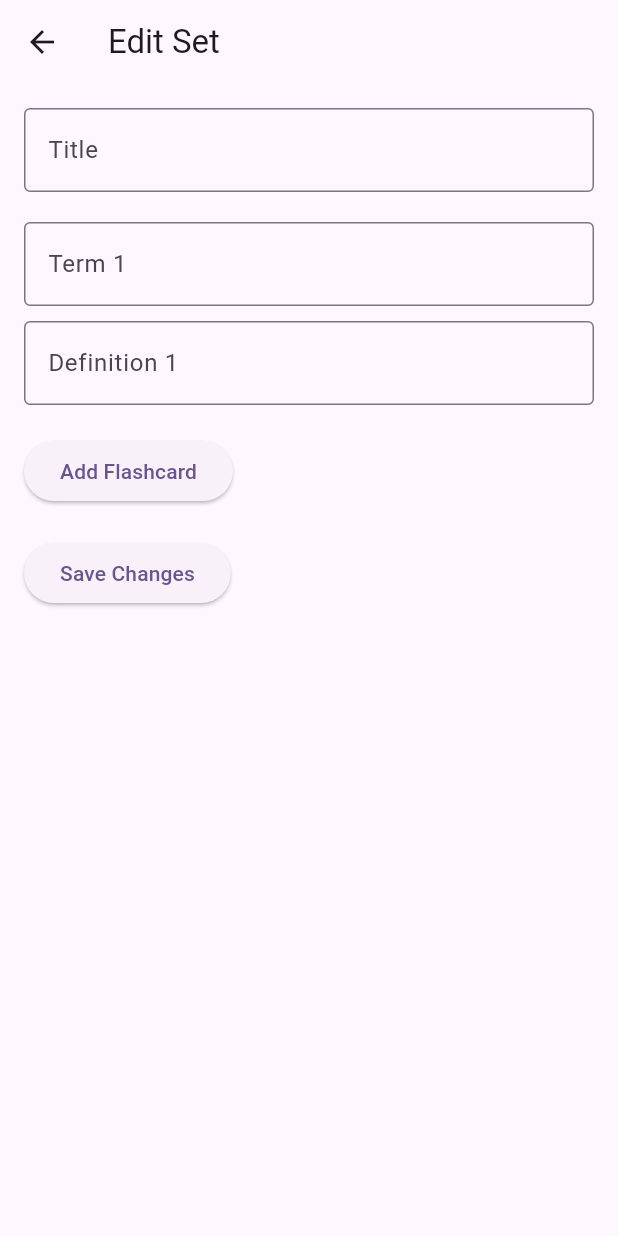
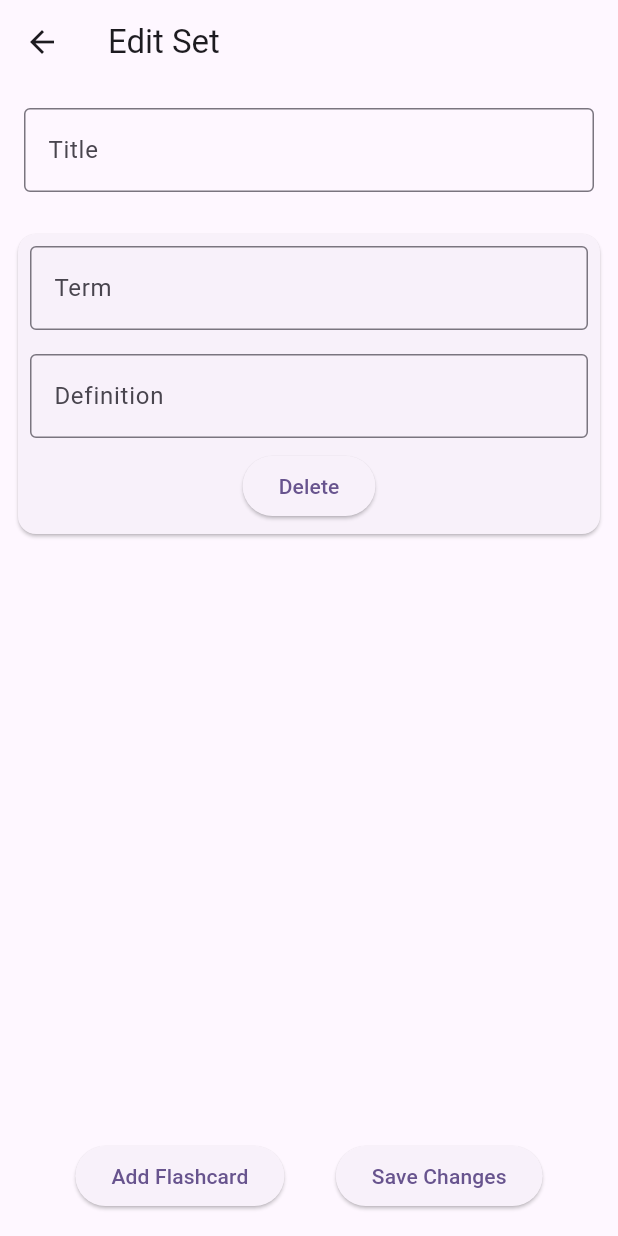
Before and after one commit to rheasridhar/MAD_Project1, a Flutter app: the EditSetScreen screen opened directly with empty values, after a tap on "Add Flashcard", on a phone screen of 412 x 824 dp. Run offline on Flutter 3.47's test engine with Material 3 defaults, Android fonts, the phone set to English and light mode, and no system bars; our stand-ins replace flip_card, sqflite; accounts and stored records are empty.

Commit message:
added delete func and save changes? popup in edit

```diff
--- a/flashcard_app/lib/edit_screen.dart
+++ b/flashcard_app/lib/edit_screen.dart
@@ -23,6 +23,7 @@ class _EditSetScreenState extends State<EditSetScreen> {
   final TextEditingController _titleController = TextEditingController();
   final List<TextEditingController> _termControllers = [];
   final List<TextEditingController> _definitionControllers = [];
+  bool _changesSaved = false;
 
   @override
   void initState() {
@@ -52,22 +53,23 @@ class _EditSetScreenState extends State<EditSetScreen> {
 
   @override
   Widget build(BuildContext context) {
-    return Scaffold(
+    return WillPopScope(
+      onWillPop: () => _onWillPop(context),
+      child: Scaffold(
         appBar: AppBar(
           title: const Text('Edit Set'),
         ),
-      body: SingleChildScrollView(
-        child: Padding(
-          padding: const EdgeInsets.all(16.0),
-          child: Column(
+        body: Column(
           crossAxisAlignment: CrossAxisAlignment.start,
           children: [
-              TextField(
+            Padding(
+              padding: const EdgeInsets.all(16.0),
+              child: TextField(
                 controller: _titleController,
                 onChanged: (value) {
-                  // Update the title controller when the text changes
                   setState(() {
                     _titleController.text = value;
+                    _changesSaved = false;
                   });
                 },
                 decoration: const InputDecoration(
@@ -75,45 +77,86 @@ class _EditSetScreenState extends State<EditSetScreen> {
                   border: OutlineInputBorder(),
                 ),
               ),
-              const SizedBox(height: 20),
-              ListView.builder(
-                shrinkWrap: true,
+            ),
+            Expanded(
+              child: ListView.builder(
                 itemCount: _termControllers.length,
                 itemBuilder: (context, index) {
-                  return Column(
-                    crossAxisAlignment: CrossAxisAlignment.start,
-                    children: [
-                      TextField(
-                        controller: _termControllers[index],
-                        decoration: InputDecoration(
-                          labelText: 'Term ${index + 1}',
-                          border: OutlineInputBorder(),
+                  return _buildCard(index);
+                },
               ),
             ),
-                      const SizedBox(height: 10),
-                      TextField(
-                        controller: _definitionControllers[index],
-                        decoration: InputDecoration(
-                          labelText: 'Definition ${index + 1}',
-                          border: OutlineInputBorder(),
-                        ),
-                      ),
-                      const SizedBox(height: 20),
-                    ],
-                  );
-                },
-              ),
+            Padding(
+              padding: const EdgeInsets.all(16.0),
+              child: Row(
+                mainAxisAlignment: MainAxisAlignment.spaceEvenly,
+                children: [
                   ElevatedButton(
                     onPressed: _addFlashcard,
                     child: const Text('Add Flashcard'),
                   ),
-              const SizedBox(height: 20),
                   ElevatedButton(
-                onPressed: _saveChanges,
+                    onPressed: () {
+                      _saveChanges();
+                      _changesSaved = true;
+                    },
                     child: const Text('Save Changes'),
                   ),
                 ],
               ),
+            ),
+          ],
+        ),
+      ),
+    );
+  }
+
+  Widget _buildCard(int index) {
+    return Padding(
+      padding: const EdgeInsets.all(8.0),
+      child: Card(
+        child: Column(
+          children: [
+            Padding(
+              padding: const EdgeInsets.all(8.0),
+              child: TextField(
+                controller: _termControllers[index],
+                onChanged: (value) {
+                  setState(() {
+                    _changesSaved = false;
+                  });
+                },
+                decoration: const InputDecoration(
+                  labelText: 'Term',
+                  border: OutlineInputBorder(),
+                ),
+              ),
+            ),
+            Padding(
+              padding: const EdgeInsets.all(8.0),
+              child: TextField(
+                controller: _definitionControllers[index],
+                onChanged: (value) {
+                  setState(() {
+                    _changesSaved = false;
+                  });
+                },
+                decoration: const InputDecoration(
+                  labelText: 'Definition',
+                  border: OutlineInputBorder(),
+                ),
+              ),
+            ),
+            Padding(
+              padding: const EdgeInsets.only(bottom: 8.0),
+              child: ElevatedButton(
+                onPressed: () {
+                  _deleteFlashcard(index);
+                },
+                child: const Text('Delete'),
+              ),
+            ),
+          ],
         ),
       ),
     );
@@ -123,11 +166,61 @@ class _EditSetScreenState extends State<EditSetScreen> {
     setState(() {
       _termControllers.add(TextEditingController());
       _definitionControllers.add(TextEditingController());
+      _changesSaved = false;
     });
   }
 
+  void _deleteFlashcard(int index) {
+    setState(() {
+      _termControllers.removeAt(index);
+      _definitionControllers.removeAt(index);
+      _changesSaved = false;
+    });
+  }
+
+  Future<bool> _onWillPop(BuildContext context) async {
+    if (!_changesSaved && _changesMade()) {
+      return await showDialog<bool>(
+        context: context,
+        builder: (context) {
+          return AlertDialog(
+            title: Text('Discard Changes?'),
+            content: Text('Are you sure you want to leave without saving changes?'),
+            actions: <Widget>[
+              TextButton(
+                onPressed: () {
+                  Navigator.of(context).pop(true);
+                },
+                child: Text('Yes'),
+              ),
+              TextButton(
+                onPressed: () {
+                  Navigator.of(context).pop(false);
+                },
+                child: Text('No'),
+              ),
+            ],
+          );
+        },
+      ) ?? false;
+    }
+    return true;
+  }
+
+  bool _changesMade() {
+    if (_titleController.text != widget.initialTitle) {
+      return true;
+    }
+    for (var i = 0; i < _termControllers.length; i++) {
+      if (_termControllers[i].text != '' || _definitionControllers[i].text != '') {
+        return true;
+      }
+    }
+    return false;
+  }
+
+
  void _saveChanges() async {
-
   final setTitle = _titleController.text;
   await widget.dbHelper.updateFlashcardSet(widget.flashcardSetId, setTitle);
 
@@ -148,6 +241,12 @@ class _EditSetScreenState extends State<EditSetScreen> {
     }
   }
 
+  // Delete any remaining flashcards that were removed from the screen
+  for (int i = _termControllers.length; i < flashcards.length; i++) {
+    final flashcardId = flashcards[i][DatabaseHelper.columnId];
+    await widget.dbHelper.deleteFlashcard(widget.flashcardSetId, flashcardId); // Provide both flashcardSetId and flashcardId
+  }
+
   ScaffoldMessenger.of(context).showSnackBar(
     const SnackBar(content: Text('Changes saved successfully')),
   );
```
Also changed, not shown: flashcard_app/lib/database_helper.dart (+9 -0 lines). Lines whose indentation alone changed are shown as unchanged.
